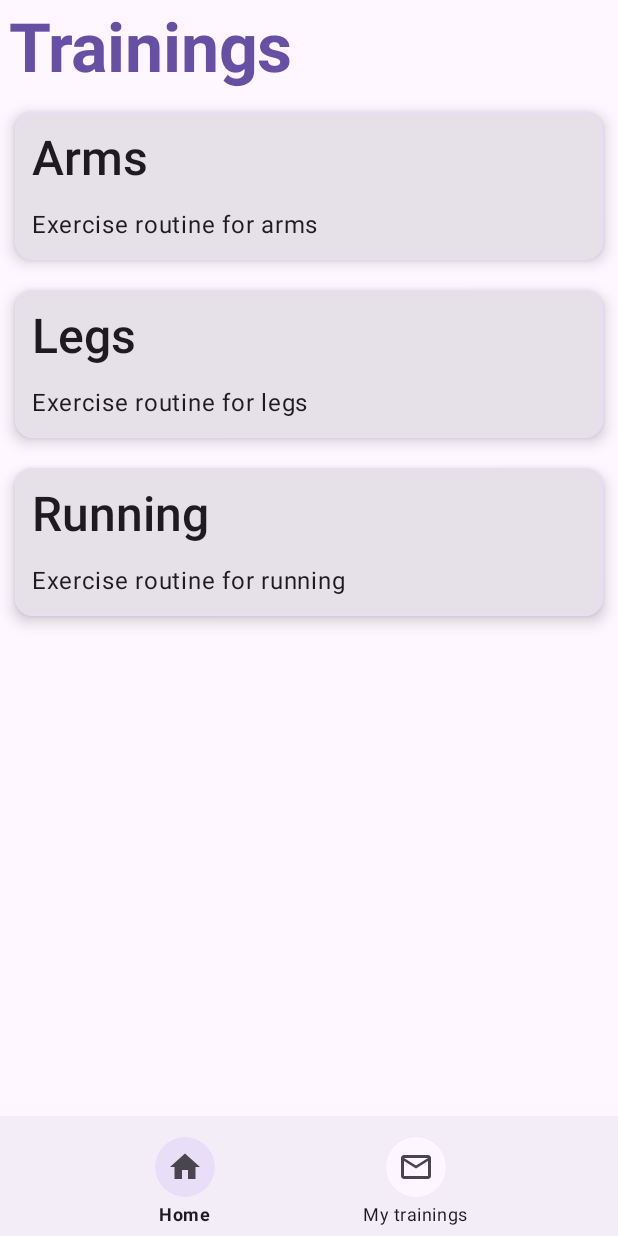
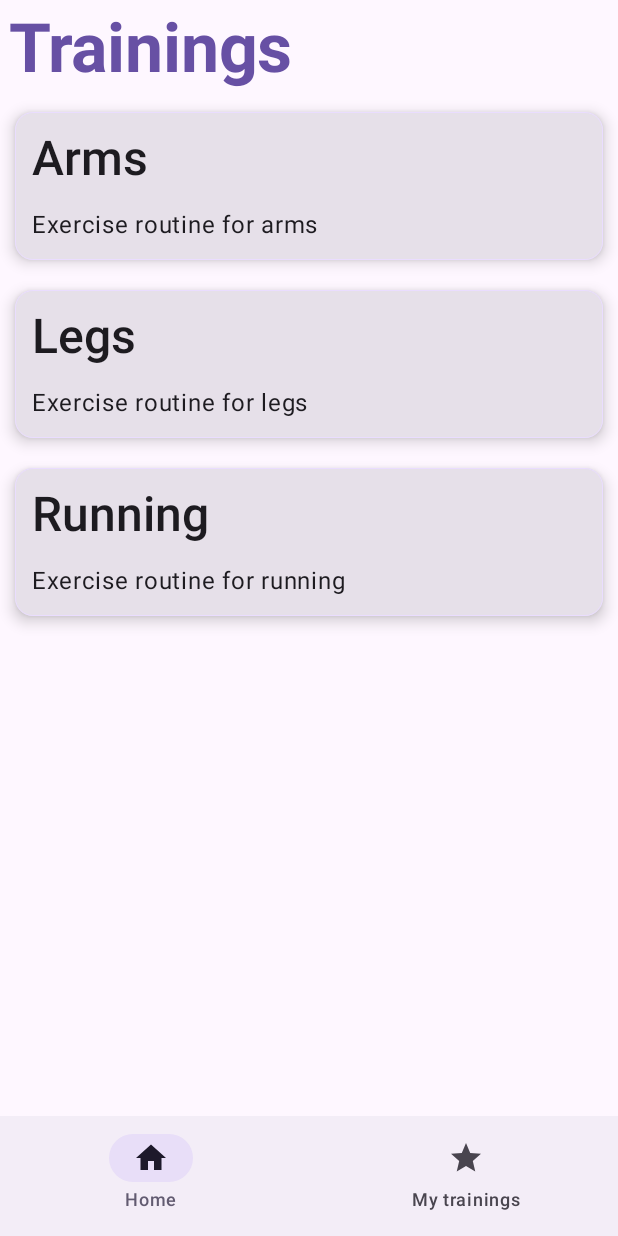
Before and after one commit to ThePowerdinoDeluxe990/TrainingApp, an Android app built with Jetpack Compose: the screen it shows after launch (MainActivity), on a phone screen of 412 x 824 dp. Run offline under Robolectric (Android 15) with nearby library versions, the phone set to English and light mode, and no system bars.

Commit message:
Better bottom Navigation bar

```diff
--- a/app/src/main/java/com/powerdino/trainingapp/ui/TrainingAppScaffold.kt
+++ b/app/src/main/java/com/powerdino/trainingapp/ui/TrainingAppScaffold.kt
@@ -1,6 +1,7 @@
 package com.powerdino.trainingapp.ui
 
 import android.app.Activity
+import androidx.compose.material3.Icon
 import androidx.activity.compose.BackHandler
 import androidx.compose.foundation.layout.Arrangement
 import androidx.compose.foundation.layout.Row
@@ -9,15 +10,25 @@ import androidx.compose.foundation.layout.padding
 import androidx.compose.material.icons.Icons
 import androidx.compose.material.icons.filled.Email
 import androidx.compose.material.icons.filled.Home
+import androidx.compose.material.icons.filled.Star
 import androidx.compose.material.icons.outlined.Email
 import androidx.compose.material.icons.outlined.Home
+import androidx.compose.material.icons.outlined.Star
+import androidx.compose.material3.Badge
+import androidx.compose.material3.BadgedBox
 import androidx.compose.material3.BottomAppBar
+import androidx.compose.material3.ExperimentalMaterial3Api
 import androidx.compose.material3.MaterialTheme
+import androidx.compose.material3.NavigationBar
+import androidx.compose.material3.NavigationBarItem
 import androidx.compose.material3.Scaffold
+import androidx.compose.material3.SegmentedButtonDefaults.Icon
+import androidx.compose.material3.Text
 import androidx.compose.runtime.Composable
 import androidx.compose.runtime.getValue
 import androidx.compose.runtime.mutableStateOf
 import androidx.compose.runtime.remember
+import androidx.compose.runtime.saveable.rememberSaveable
 import androidx.compose.runtime.setValue
 import androidx.compose.ui.Modifier
 import androidx.compose.ui.platform.LocalContext
@@ -35,12 +46,14 @@ import com.powerdino.trainingapp.R
 import com.powerdino.trainingapp.ui.screens.ExercisesListScreen
 import com.powerdino.trainingapp.ui.screens.StarScreen
 import com.powerdino.trainingapp.ui.screens.TrainingScreen
+import com.powerdino.trainingapp.ui.screens.composables.BottomNavigationItem
 import com.powerdino.trainingapp.ui.screens.composables.IconMenuButton
 import com.powerdino.trainingapp.ui.screens.viewmodels.ExerciseViewModel
 import com.powerdino.trainingapp.ui.theme.TrainingAppTheme
 
 
 
+@OptIn(ExperimentalMaterial3Api::class)
 @Composable
 fun TrainingAppScaffold(
     NavViewModel: ExerciseViewModel = viewModel()
@@ -49,65 +62,53 @@ fun TrainingAppScaffold(
     val context = LocalContext.current
 
 
-    var bottomSelected by remember {
-        mutableStateOf(true)
+    var bottomSelected by rememberSaveable {
+        mutableStateOf(0)
     }
+    val bottomAppBarItems = listOf(
+        BottomNavigationItem(
+            title = stringResource(id = R.string.button_home_text),
+            selectedIcon = Icons.Filled.Home,
+            unselectedIcon = Icons.Outlined.Home,
+            route = NavAppScreens.TrainingScreen.route,
+            selected = true
+        ),
+        BottomNavigationItem(
+            title = stringResource(id = R.string.my_training),
+            selectedIcon = Icons.Filled.Star,
+            unselectedIcon = Icons.Outlined.Star,
+            route = NavAppScreens.StarScreen.route,
+            selected = false
+        )
+    )
 
     Scaffold (
         bottomBar = {
-          BottomAppBar(
-              actions = {
-                  Row(
-                      horizontalArrangement = Arrangement.SpaceEvenly,
-                      modifier = Modifier.fillMaxWidth()
-                  ) {
-                      //Logic of bottom bar
-                      if (bottomSelected){
-                          IconMenuButton(
-                              onClick = { navController.navigate(NavAppScreens.TrainingScreen.route) },
-                              description = R.string.selected_home_button,
-                              icon = Icons.Filled.Home,
-                              iconName = stringResource(id = R.string.button_home_text),
-                              color = MaterialTheme.colorScheme.secondaryContainer,
-                              fontWeight = FontWeight.Bold
-                          )
+              NavigationBar {
+                  bottomAppBarItems.forEachIndexed{ index, item ->
+                      NavigationBarItem(
+                          selected = bottomSelected == index,
+                          onClick = {
+                              bottomSelected = index
+                              navController.navigate(item.route)
+                          },
+                          label = {
+                              Text(item.title)
+                          },
+                          alwaysShowLabel = true,
+                          icon = {
+                              Icon(
+                                  imageVector = if (index ==  bottomSelected) {
+                                      item.selectedIcon
+                                  } else item.unselectedIcon,
+                                          contentDescription = item.title
 
-                          IconMenuButton(
-                              onClick = {
-                                  navController.navigate(NavAppScreens.StarScreen.route)
-                                  bottomSelected = false
-                                },
-                              description = R.string.my_training,
-                              icon = Icons.Outlined.Email,
-                              iconName = stringResource(id = R.string.button_training_text),
-                              color = MaterialTheme.colorScheme.surface,
-                              fontWeight = FontWeight.Normal
-                          )
-                      }else{
-                          IconMenuButton(
-                              onClick = {
-                                  navController.navigate(NavAppScreens.TrainingScreen.route)
-                                  bottomSelected = true
-                                },
-                              description = R.string.home_button,
-                              icon = Icons.Outlined.Home,
-                              iconName = stringResource(id = R.string.button_home_text),
-                              color = MaterialTheme.colorScheme.surface,
-                              fontWeight = FontWeight.Normal
-                          )
+                              )
+                          }
+                      )
+                  }
 
-                          IconMenuButton(
-                              onClick = { navController.navigate(NavAppScreens.StarScreen.route) },
-                              description = R.string.selected_my_training,
-                              icon = Icons.Filled.Email,
-                              iconName = stringResource(id = R.string.button_training_text),
-                              color = MaterialTheme.colorScheme.secondaryContainer,
-                              fontWeight = FontWeight.Bold
-                          )
-                      }
-                  }
               }
-          )
         }
     ){ innerPadding ->
 
@@ -135,7 +136,7 @@ fun TrainingAppScaffold(
                 )
                 BackHandler(true){
                     navController.navigate(NavAppScreens.TrainingScreen.route)
-                    bottomSelected = true
+                    bottomSelected = 0
                 }
             }
 
--- /dev/null
+++ b/app/src/main/java/com/powerdino/trainingapp/ui/screens/composables/BottomNavigationItem.kt
@@ -0,0 +1,11 @@
+package com.powerdino.trainingapp.ui.screens.composables
+
+import androidx.compose.ui.graphics.vector.ImageVector
+
+data class BottomNavigationItem(
+    val title: String,
+    val selectedIcon: ImageVector,
+    val unselectedIcon: ImageVector,
+    val route:String,
+    val selected:Boolean
+)
```
